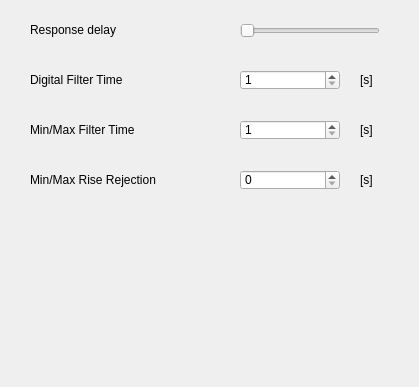
Qt form src/configuration/flytec6015/VarioFrame6015.ui (Iv/FlyHigh) before a commit.
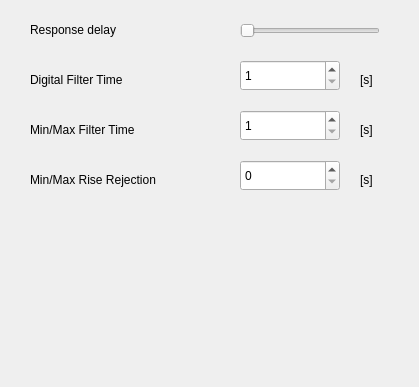
The same form after that commit.

```diff
--- a/src/configuration/flytec6015/VarioFrame6015.ui
+++ b/src/configuration/flytec6015/VarioFrame6015.ui
@@ -116,11 +116,17 @@
       <property name="geometry">
         <rect>
           <x>240</x>
-          <y>170</y>
+     <y>160</y>
           <width>100</width>
-          <height>20</height>
-        </rect>
-      </property>
+     <height>31</height>
+    </rect>
+   </property>
+   <property name="toolTip">
+    <string>Time to reject the min/max calculation after flight recognition (for towing).</string>
+   </property>
+   <property name="minimum">
+    <number>0</number>
+   </property>
       <property name="maximum">
         <number>3600</number>
       </property>
@@ -138,14 +144,11 @@
       <property name="geometry">
         <rect>
           <x>240</x>
-          <y>120</y>
+     <y>110</y>
           <width>100</width>
-          <height>20</height>
-        </rect>
-      </property>
-      <property name="maximum">
-        <number>30</number>
-      </property>
+     <height>31</height>
+    </rect>
+   </property>
       <property name="minimum">
         <number>1</number>
       </property>
@@ -170,14 +173,11 @@
       <property name="geometry">
         <rect>
           <x>240</x>
-          <y>70</y>
+     <y>60</y>
           <width>100</width>
-          <height>20</height>
-        </rect>
-      </property>
-      <property name="maximum">
-        <number>30</number>
-      </property>
+     <height>31</height>
+    </rect>
+   </property>
       <property name="minimum">
         <number>1</number>
       </property>
```
Left out of the diff: 25 changed lines with no effect on the pictures. Lines whose indentation alone changed are shown as unchanged.
